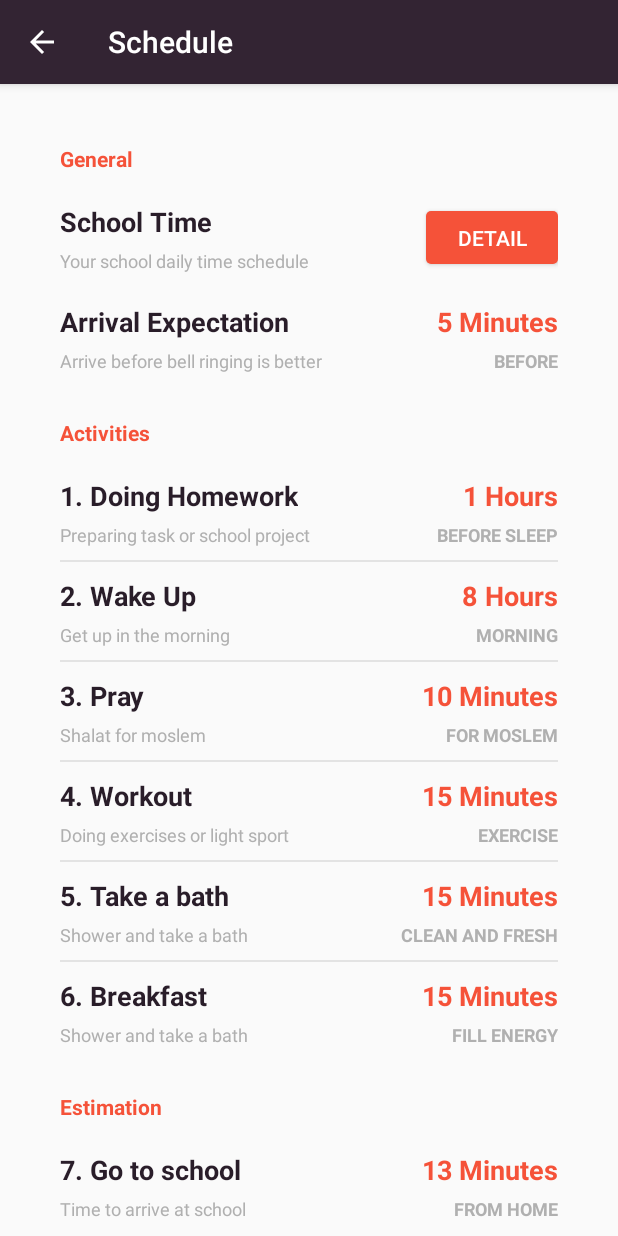
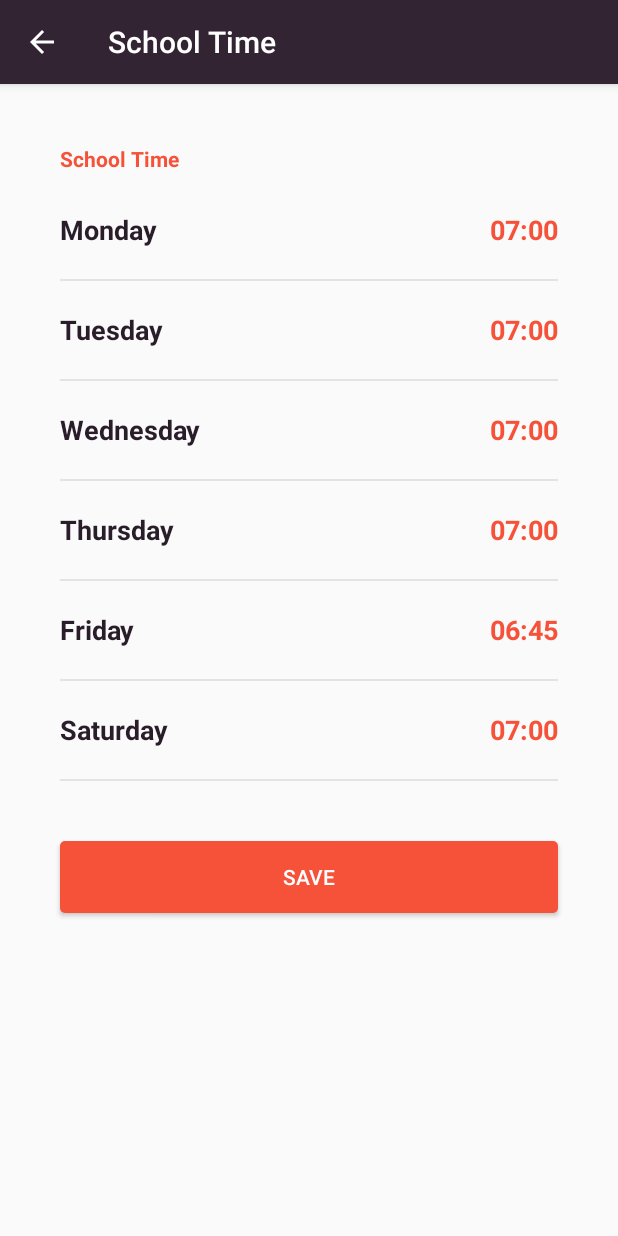
Before and after one commit to anggadarkprince/SchoolzMatch, an Android app: the ScheduleActivity screen opened directly, with no data from a screen before it, after a tap on "DETAIL", on a phone screen of 412 x 824 dp. Run offline under Robolectric (Android 15) with nearby library versions, the phone set to English and light mode, and no system bars; our stand-ins replace ButterKnife.

Commit message:
add detail screen

```diff
--- /dev/null
+++ b/app/src/main/java/com/sketchproject/schoolzmatch/BellActivity.java
@@ -0,0 +1,96 @@
+package com.sketchproject.schoolzmatch;
+
+import android.os.Bundle;
+import android.support.v4.content.ContextCompat;
+import android.support.v7.app.AppCompatActivity;
+import android.view.Gravity;
+import android.view.View;
+import android.widget.Button;
+import android.widget.TextView;
+import android.widget.Toast;
+
+import butterknife.BindView;
+import butterknife.ButterKnife;
+import butterknife.OnClick;
+
+public class BellActivity extends AppCompatActivity {
+    @BindView(R.id.buttonSave)
+    Button buttonSave;
+
+    @BindView(R.id.monday)
+    TextView monday;
+    @BindView(R.id.tuesday)
+    TextView tuesday;
+    @BindView(R.id.wednesday)
+    TextView wednesday;
+    @BindView(R.id.thursday)
+    TextView thursday;
+    @BindView(R.id.friday)
+    TextView friday;
+    @BindView(R.id.saturday)
+    TextView saturday;
+
+    @BindView(R.id.controlMonday)
+    View controlMonday;
+    @BindView(R.id.controlTuesday)
+    View controlTuesday;
+    @BindView(R.id.controlWednesday)
+    View controlWednesday;
+    @BindView(R.id.controlThursday)
+    View controlThursday;
+    @BindView(R.id.controlFriday)
+    View controlFriday;
+    @BindView(R.id.controlSaturday)
+    View controlSaturday;
+
+    @OnClick(R.id.controlMonday)
+    void changeMondaySchool() {
+
+    }
+
+    @OnClick(R.id.controlTuesday)
+    void changeTuesdaySchool() {
+
+    }
+
+    @OnClick(R.id.controlWednesday)
+    void changeWednesdaySchool() {
+
+    }
+
+    @OnClick(R.id.controlThursday)
+    void changeThursdaySchool() {
+
+    }
+
+    @OnClick(R.id.controlFriday)
+    void changeFridaySchool() {
+
+    }
+
+    @OnClick(R.id.controlSaturday)
+    void changeSaturdaySchool() {
+
+    }
+
+    @OnClick(R.id.buttonSave)
+    void save() {
+        Toast toast = Toast.makeText(buttonSave.getContext(), "Schedule data has been updated", Toast.LENGTH_LONG);
+        View view = toast.getView();
+        view.setBackgroundResource(R.color.colorSuccess);
+        view.setPadding(20, 15, 20, 15);
+        TextView tv = (TextView) view.findViewById(android.R.id.message);
+        tv.setShadowLayer(0, 0, 0, ContextCompat.getColor(buttonSave.getContext(), R.color.transparent));
+        tv.setGravity(Gravity.CENTER);
+        toast.setView(view);
+        toast.show();
+        finish();
+    }
+
+    @Override
+    protected void onCreate(Bundle savedInstanceState) {
+        super.onCreate(savedInstanceState);
+        setContentView(R.layout.activity_bell);
+        ButterKnife.bind(this);
+    }
+}
--- a/app/src/main/java/com/sketchproject/schoolzmatch/ScheduleActivity.java
+++ b/app/src/main/java/com/sketchproject/schoolzmatch/ScheduleActivity.java
@@ -1,5 +1,6 @@
 package com.sketchproject.schoolzmatch;
 
+import android.content.Intent;
 import android.os.Bundle;
 import android.support.design.widget.Snackbar;
 import android.support.v4.content.ContextCompat;
@@ -59,7 +60,8 @@ public class ScheduleActivity extends AppCompatActivity {
 
     @OnClick(R.id.buttonDetail)
     void detail() {
-        //Intent intentDetail = new Intent(ScheduleActivity.this, DetailSchedule.class);
+        Intent intentDetail = new Intent(ScheduleActivity.this, BellActivity.class);
+        startActivity(intentDetail);
     }
 
     @OnClick(R.id.buttonSave)
--- a/app/src/main/res/drawable/button_list.xml
+++ b/app/src/main/res/drawable/button_list.xml
@@ -2,11 +2,12 @@
 <selector xmlns:android="http://schemas.android.com/apk/res/android">
     <item android:state_pressed="true">
         <shape android:shape="rectangle">
-            <solid android:color="#dfdfdf" />
+            <solid android:color="#fdfdfd" />
         </shape>
     </item>
     <item>
         <shape android:shape="rectangle">
+
         </shape>
     </item>
 </selector>
--- /dev/null
+++ b/app/src/main/res/layout/activity_bell.xml
@@ -0,0 +1,302 @@
+<?xml version="1.0" encoding="utf-8"?>
+<ScrollView xmlns:android="http://schemas.android.com/apk/res/android"
+    xmlns:tools="http://schemas.android.com/tools"
+    android:layout_width="match_parent"
+    android:layout_height="match_parent"
+    tools:context="com.sketchproject.schoolzmatch.BellActivity">
+
+    <LinearLayout
+        android:layout_width="match_parent"
+        android:layout_height="wrap_content"
+        android:orientation="vertical">
+
+        <TextView
+            android:layout_width="wrap_content"
+            android:layout_height="wrap_content"
+            android:layout_marginBottom="5dp"
+            android:layout_marginLeft="@dimen/activity_horizontal_margin_large"
+            android:layout_marginRight="@dimen/activity_horizontal_margin_large"
+            android:layout_marginTop="@dimen/activity_horizontal_margin_large"
+            android:text="@string/label_school_time"
+            android:textColor="@color/colorAccent"
+            android:textStyle="bold" />
+
+        <RelativeLayout
+            android:id="@+id/controlMonday"
+            android:layout_width="match_parent"
+            android:layout_height="wrap_content"
+            android:background="@drawable/button_list"
+            android:clickable="true"
+            android:paddingLeft="@dimen/activity_horizontal_margin_large"
+            android:paddingRight="@dimen/activity_horizontal_margin_large"
+            android:paddingTop="@dimen/activity_vertical_margin">
+
+            <TextView
+                android:id="@+id/mondayLabel"
+                android:layout_width="wrap_content"
+                android:layout_height="wrap_content"
+                android:layout_marginBottom="5dp"
+                android:text="@string/label_monday"
+                android:textColor="@color/colorPrimaryDark"
+                android:textSize="18sp"
+                android:textStyle="bold"
+                tools:ignore="RelativeOverlap" />
+
+            <View
+                android:layout_width="match_parent"
+                android:layout_height="1dp"
+                android:layout_below="@+id/mondayLabel"
+                android:layout_marginTop="15dp"
+                android:alpha="0.3"
+                android:background="@color/colorGray" />
+
+            <TextView
+                android:id="@+id/monday"
+                android:layout_width="wrap_content"
+                android:layout_height="wrap_content"
+                android:layout_alignParentEnd="true"
+                android:layout_alignParentRight="true"
+                android:layout_marginBottom="5dp"
+                android:text="07:00"
+                android:textColor="@color/colorAccent"
+                android:textSize="18sp"
+                android:textStyle="bold"
+                tools:ignore="HardcodedText" />
+
+        </RelativeLayout>
+
+        <RelativeLayout
+            android:id="@+id/controlTuesday"
+            android:layout_width="match_parent"
+            android:layout_height="wrap_content"
+            android:background="@drawable/button_list"
+            android:clickable="true"
+            android:paddingLeft="@dimen/activity_horizontal_margin_large"
+            android:paddingRight="@dimen/activity_horizontal_margin_large"
+            android:paddingTop="@dimen/activity_vertical_margin">
+
+            <TextView
+                android:id="@+id/tuesdayLabel"
+                android:layout_width="wrap_content"
+                android:layout_height="wrap_content"
+                android:layout_marginBottom="5dp"
+                android:text="@string/label_tuesday"
+                android:textColor="@color/colorPrimaryDark"
+                android:textSize="18sp"
+                android:textStyle="bold"
+                tools:ignore="RelativeOverlap" />
+
+            <View
+                android:layout_width="match_parent"
+                android:layout_height="1dp"
+                android:layout_below="@+id/tuesdayLabel"
+                android:layout_marginTop="15dp"
+                android:alpha="0.3"
+                android:background="@color/colorGray" />
+
+            <TextView
+                android:id="@+id/tuesday"
+                android:layout_width="wrap_content"
+                android:layout_height="wrap_content"
+                android:layout_alignParentEnd="true"
+                android:layout_alignParentRight="true"
+                android:layout_marginBottom="5dp"
+                android:text="07:00"
+                android:textColor="@color/colorAccent"
+                android:textSize="18sp"
+                android:textStyle="bold"
+                tools:ignore="HardcodedText" />
+
+        </RelativeLayout>
+
+        <RelativeLayout
+            android:id="@+id/controlWednesday"
+            android:layout_width="match_parent"
+            android:layout_height="wrap_content"
+            android:background="@drawable/button_list"
+            android:clickable="true"
+            android:paddingLeft="@dimen/activity_horizontal_margin_large"
+            android:paddingRight="@dimen/activity_horizontal_margin_large"
+            android:paddingTop="@dimen/activity_vertical_margin">
+
+            <TextView
+                android:id="@+id/wednesdayLabel"
+                android:layout_width="wrap_content"
+                android:layout_height="wrap_content"
+                android:layout_marginBottom="5dp"
+                android:text="@string/label_wednesday"
+                android:textColor="@color/colorPrimaryDark"
+                android:textSize="18sp"
+                android:textStyle="bold"
+                tools:ignore="RelativeOverlap" />
+
+            <View
+                android:layout_width="match_parent"
+                android:layout_height="1dp"
+                android:layout_below="@+id/wednesdayLabel"
+                android:layout_marginTop="15dp"
+                android:alpha="0.3"
+                android:background="@color/colorGray" />
+
+            <TextView
+                android:id="@+id/wednesday"
+                android:layout_width="wrap_content"
+                android:layout_height="wrap_content"
+                android:layout_alignParentEnd="true"
+                android:layout_alignParentRight="true"
+                android:layout_marginBottom="5dp"
+                android:text="07:00"
+                android:textColor="@color/colorAccent"
+                android:textSize="18sp"
+                android:textStyle="bold"
+                tools:ignore="HardcodedText" />
+
+        </RelativeLayout>
+
+        <RelativeLayout
+            android:id="@+id/controlThursday"
+            android:layout_width="match_parent"
+            android:layout_height="wrap_content"
+            android:background="@drawable/button_list"
+            android:clickable="true"
+            android:paddingLeft="@dimen/activity_horizontal_margin_large"
+            android:paddingRight="@dimen/activity_horizontal_margin_large"
+            android:paddingTop="@dimen/activity_vertical_margin">
+
+            <TextView
+                android:id="@+id/thursdayLabel"
+                android:layout_width="wrap_content"
+                android:layout_height="wrap_content"
+                android:layout_marginBottom="5dp"
+                android:text="@string/label_thursday"
+                android:textColor="@color/colorPrimaryDark"
+                android:textSize="18sp"
+                android:textStyle="bold"
+                tools:ignore="RelativeOverlap" />
+
+            <View
+                android:layout_width="match_parent"
+                android:layout_height="1dp"
+                android:layout_below="@+id/thursdayLabel"
+                android:layout_marginTop="15dp"
+                android:alpha="0.3"
+                android:background="@color/colorGray" />
+
+            <TextView
+                android:id="@+id/thursday"
+                android:layout_width="wrap_content"
+                android:layout_height="wrap_content"
+                android:layout_alignParentEnd="true"
+                android:layout_alignParentRight="true"
+                android:layout_marginBottom="5dp"
+                android:text="07:00"
+                android:textColor="@color/colorAccent"
+                android:textSize="18sp"
+                android:textStyle="bold"
+                tools:ignore="HardcodedText" />
+
+        </RelativeLayout>
+
+        <RelativeLayout
+            android:id="@+id/controlFriday"
+            android:layout_width="match_parent"
+            android:layout_height="wrap_content"
+            android:background="@drawable/button_list"
+            android:clickable="true"
+            android:paddingLeft="@dimen/activity_horizontal_margin_large"
+            android:paddingRight="@dimen/activity_horizontal_margin_large"
+            android:paddingTop="@dimen/activity_vertical_margin">
+
+            <TextView
+                android:id="@+id/fridayLabel"
+                android:layout_width="wrap_content"
+                android:layout_height="wrap_content"
+                android:layout_marginBottom="5dp"
+                android:text="@string/label_friday"
+                android:textColor="@color/colorPrimaryDark"
+                android:textSize="18sp"
+                android:textStyle="bold"
+                tools:ignore="RelativeOverlap" />
+
+            <View
+                android:layout_width="match_parent"
+                android:layout_height="1dp"
+                android:layout_below="@+id/fridayLabel"
+                android:layout_marginTop="15dp"
+                android:alpha="0.3"
+                android:background="@color/colorGray" />
+
+            <TextView
+                android:id="@+id/friday"
+                android:layout_width="wrap_content"
+                android:layout_height="wrap_content"
+                android:layout_alignParentEnd="true"
+                android:layout_alignParentRight="true"
+                android:layout_marginBottom="5dp"
+                android:text="06:45"
+                android:textColor="@color/colorAccent"
+                android:textSize="18sp"
+                android:textStyle="bold"
+                tools:ignore="HardcodedText" />
+
+        </RelativeLayout>
+
+        <RelativeLayout
+            android:id="@+id/controlSaturday"
+            android:layout_width="match_parent"
+            android:layout_height="wrap_content"
+            android:background="@drawable/button_list"
+            android:clickable="true"
+            android:paddingLeft="@dimen/activity_horizontal_margin_large"
+            android:paddingRight="@dimen/activity_horizontal_margin_large"
+            android:paddingTop="@dimen/activity_vertical_margin">
+
+            <TextView
+                android:id="@+id/saturdayLabel"
+                android:layout_width="wrap_content"
+                android:layout_height="wrap_content"
+                android:layout_marginBottom="5dp"
+                android:text="@string/label_saturday"
+                android:textColor="@color/colorPrimaryDark"
+                android:textSize="18sp"
+                android:textStyle="bold"
+                tools:ignore="RelativeOverlap" />
+
+            <View
+                android:layout_width="match_parent"
+                android:layout_height="1dp"
+                android:layout_below="@+id/saturdayLabel"
+                android:layout_marginTop="15dp"
+                android:alpha="0.3"
+                android:background="@color/colorGray" />
+
+            <TextView
+                android:id="@+id/saturday"
+                android:layout_width="wrap_content"
+                android:layout_height="wrap_content"
+                android:layout_alignParentEnd="true"
+                android:layout_alignParentRight="true"
+                android:layout_marginBottom="5dp"
+                android:text="07:00"
+                android:textColor="@color/colorAccent"
+                android:textSize="18sp"
+                android:textStyle="bold"
+                tools:ignore="HardcodedText" />
+
+        </RelativeLayout>
+
+        <Button
+            android:id="@+id/buttonSave"
+            android:layout_width="match_parent"
+            android:layout_height="wrap_content"
+            android:layout_marginBottom="30dp"
+            android:layout_marginLeft="@dimen/activity_horizontal_margin_large"
+            android:layout_marginRight="@dimen/activity_horizontal_margin_large"
+            android:layout_marginTop="@dimen/activity_horizontal_margin_large"
+            android:background="@drawable/button_filled"
+            android:text="@string/button_save"
+            android:textColor="@color/colorLight" />
+
+    </LinearLayout>
+
+</ScrollView>
--- a/app/src/main/res/layout/activity_schedule.xml
+++ b/app/src/main/res/layout/activity_schedule.xml
@@ -64,8 +64,9 @@
             android:id="@+id/controlArrival"
             android:layout_width="match_parent"
             android:layout_height="wrap_content"
+            android:layout_marginBottom="20dp"
             android:background="@drawable/button_list"
-            android:layout_marginBottom="20dp">
+            android:clickable="true">
 
             <TextView
                 android:id="@+id/arrivalExpectationLabel"
@@ -126,8 +127,9 @@
             android:id="@+id/controlHomework"
             android:layout_width="match_parent"
             android:layout_height="wrap_content"
+            android:layout_marginBottom="10dp"
             android:background="@drawable/button_list"
-            android:layout_marginBottom="10dp">
+            android:clickable="true">
 
             <TextView
                 android:id="@+id/homeworkLabel"
@@ -188,8 +190,9 @@
             android:id="@+id/controlWakeup"
             android:layout_width="match_parent"
             android:layout_height="wrap_content"
+            android:layout_marginBottom="10dp"
             android:background="@drawable/button_list"
-            android:layout_marginBottom="10dp">
+            android:clickable="true">
 
             <TextView
                 android:id="@+id/wakeupLabel"
@@ -250,8 +253,9 @@
             android:id="@+id/controlPray"
             android:layout_width="match_parent"
             android:layout_height="wrap_content"
+            android:layout_marginBottom="10dp"
             android:background="@drawable/button_list"
-            android:layout_marginBottom="10dp">
+            android:clickable="true">
 
             <TextView
                 android:id="@+id/prayLabel"
@@ -312,8 +316,9 @@
             android:id="@+id/controlWorkout"
             android:layout_width="match_parent"
             android:layout_height="wrap_content"
+            android:layout_marginBottom="10dp"
             android:background="@drawable/button_list"
-            android:layout_marginBottom="10dp">
+            android:clickable="true">
 
             <TextView
                 android:id="@+id/workoutLabel"
@@ -374,8 +379,9 @@
             android:id="@+id/controlShower"
             android:layout_width="match_parent"
             android:layout_height="wrap_content"
+            android:layout_marginBottom="10dp"
             android:background="@drawable/button_list"
-            android:layout_marginBottom="10dp">
+            android:clickable="true">
 
             <TextView
                 android:id="@+id/showerLabel"
@@ -436,8 +442,9 @@
             android:id="@+id/controlBreakfast"
             android:layout_width="match_parent"
             android:layout_height="wrap_content"
+            android:layout_marginBottom="20dp"
             android:background="@drawable/button_list"
-            android:layout_marginBottom="20dp">
+            android:clickable="true">
 
             <TextView
                 android:id="@+id/breakfastLabel"
@@ -498,8 +505,9 @@
             android:id="@+id/controlSchool"
             android:layout_width="match_parent"
             android:layout_height="wrap_content"
+            android:layout_marginBottom="10dp"
             android:background="@drawable/button_list"
-            android:layout_marginBottom="10dp">
+            android:clickable="true">
 
             <TextView
                 android:id="@+id/travelTimeLabel"
@@ -552,8 +560,9 @@
             android:id="@+id/controlDistance"
             android:layout_width="match_parent"
             android:layout_height="wrap_content"
+            android:layout_marginBottom="20dp"
             android:background="@drawable/button_list"
-            android:layout_marginBottom="20dp">
+            android:clickable="true">
 
             <TextView
                 android:id="@+id/schoolDistanceLabel"
--- a/app/src/main/res/values/colors.xml
+++ b/app/src/main/res/values/colors.xml
@@ -10,6 +10,5 @@
     <color name="colorLight">#ffffff</color>
     <color name="colorGray">#b0b0b0</color>
     <color name="colorSuccess">#60C40E</color>
-
-    <color name="black_overlay">#66000000</color>
+    <color name="transparent">#00ffffff</color>
 </resources>
--- a/app/src/main/res/values/strings.xml
+++ b/app/src/main/res/values/strings.xml
@@ -75,5 +75,12 @@
     <string name="label_from_home">FROM HOME</string>
     <string name="label_school_distance">School Distance</string>
     <string name="label_desc_school_distance">Distance from home to school</string>
+    <string name="app_bell">School Time</string>
+    <string name="label_monday">Monday</string>
+    <string name="label_tuesday">Tuesday</string>
+    <string name="label_wednesday">Wednesday</string>
+    <string name="label_thursday">Thursday</string>
+    <string name="label_friday">Friday</string>
+    <string name="label_saturday">Saturday</string>
 
 </resources>
```
Also changed, not shown: app/src/main/AndroidManifest.xml (+8 -0 lines).
